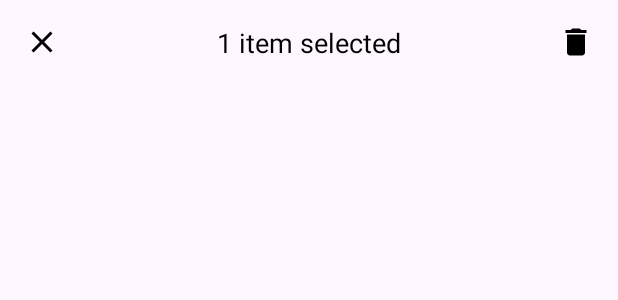
After one commit to Bikcodeh/Modern-Food-App, an Android app: the layout view_select_items.xml on its own in the app's theme, with its tools: preview values and no code run, on a phone screen of 412 x 824 dp. The commit adds this screen. Shown: the top 300 px of the screen. Run offline under Robolectric (Android 15) with nearby library versions, the phone set to English and light mode, and no system bars; Roboto replaces fonts that are not available here.

Commit message:
init implementation multiselect to delete

```diff
--- a/app/src/main/java/com/bikcodeh/modernfoodapp/domain/model/Recipe.kt
+++ b/app/src/main/java/com/bikcodeh/modernfoodapp/domain/model/Recipe.kt
@@ -23,7 +23,8 @@ data class Recipe(
     val veryHealthy: Boolean,
     val isFavorite: Boolean,
     val diet: List<String>,
-    val type: List<String>
+    val type: List<String>,
+    var isSelected: Boolean = false
 ): Parcelable {
     fun toEntity(): RecipeEntity = RecipeEntity(
         id,
--- /dev/null
+++ b/app/src/main/res/drawable/ic_delete.xml
@@ -0,0 +1,5 @@
+<vector android:height="24dp" android:tint="#000000"
+    android:viewportHeight="24" android:viewportWidth="24"
+    android:width="24dp" xmlns:android="http://schemas.android.com/apk/res/android">
+    <path android:fillColor="@android:color/white" android:pathData="M6,19c0,1.1 0.9,2 2,2h8c1.1,0 2,-0.9 2,-2V7H6v12zM19,4h-3.5l-1,-1h-5l-1,1H5v2h14V4z"/>
+</vector>
--- /dev/null
+++ b/app/src/main/res/layout/view_select_items.xml
@@ -0,0 +1,42 @@
+<?xml version="1.0" encoding="utf-8"?>
+<androidx.constraintlayout.widget.ConstraintLayout xmlns:android="http://schemas.android.com/apk/res/android"
+    xmlns:app="http://schemas.android.com/apk/res-auto"
+    xmlns:tools="http://schemas.android.com/tools"
+    android:id="@+id/menuSelectContainer"
+    android:layout_width="match_parent"
+    android:layout_height="wrap_content"
+    android:layout_margin="16dp">
+
+    <ImageButton
+        android:id="@+id/closeMenuIb"
+        android:layout_width="wrap_content"
+        android:layout_height="wrap_content"
+        android:background="?android:selectableItemBackgroundBorderless"
+        android:src="@drawable/ic_close"
+        app:layout_constraintStart_toStartOf="parent"
+        app:layout_constraintTop_toTopOf="parent" />
+
+    <TextView
+        android:id="@+id/itemSelectedTv"
+        android:layout_width="0dp"
+        android:layout_height="wrap_content"
+        android:layout_marginHorizontal="16dp"
+        android:textAlignment="center"
+        android:textColor="@color/black"
+        android:textSize="18sp"
+        app:layout_constraintBottom_toBottomOf="parent"
+        app:layout_constraintEnd_toStartOf="@id/deleteMenuIb"
+        app:layout_constraintStart_toEndOf="@id/closeMenuIb"
+        app:layout_constraintTop_toTopOf="parent"
+        tools:text="1 item selected" />
+
+    <ImageButton
+        android:id="@+id/deleteMenuIb"
+        android:layout_width="wrap_content"
+        android:layout_height="wrap_content"
+        android:background="?android:selectableItemBackgroundBorderless"
+        android:src="@drawable/ic_delete"
+        app:layout_constraintEnd_toEndOf="parent"
+        app:layout_constraintTop_toTopOf="parent" />
+
+</androidx.constraintlayout.widget.ConstraintLayout>
--- a/app/src/main/res/values/colors.xml
+++ b/app/src/main/res/values/colors.xml
@@ -12,6 +12,9 @@
     <color name="yellow">#FFC114</color>
     <color name="green">#00C980</color>
     <color name="strokeColor">@color/lightMediumGray</color>
+    <color name="strokeColorSelected">#6200ee</color>
     <color name="cardBackgroundColor">@color/white</color>
     <color name="titleColor">@color/darker</color>
+    <color name="cardBackgroundLightColor">#106200EA</color>
+    <color name="primary">#AEA6CE</color>
 </resources>
```
Also changed, not shown: app/src/main/java/com/bikcodeh/modernfoodapp/presentation/screens/recipes/RecipesAdapter.kt (+73 -5 lines), app/src/main/res/layout/fragment_favorite_recipes.xml (+15 -1 lines), app/src/main/res/layout/item_recipe.xml (+6 -14 lines).
